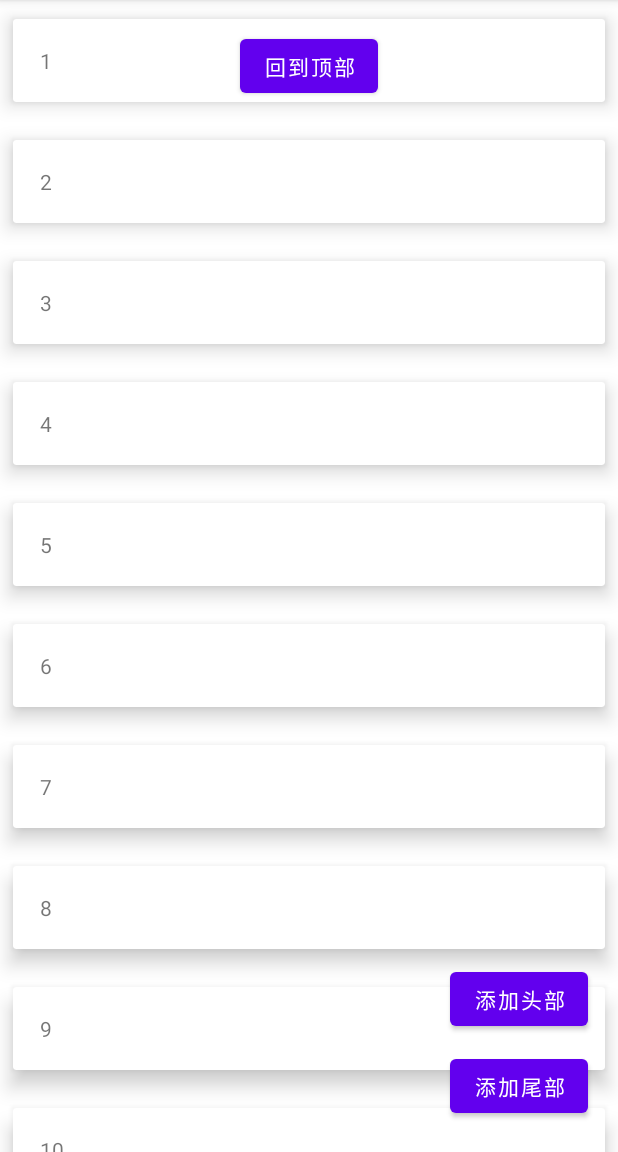
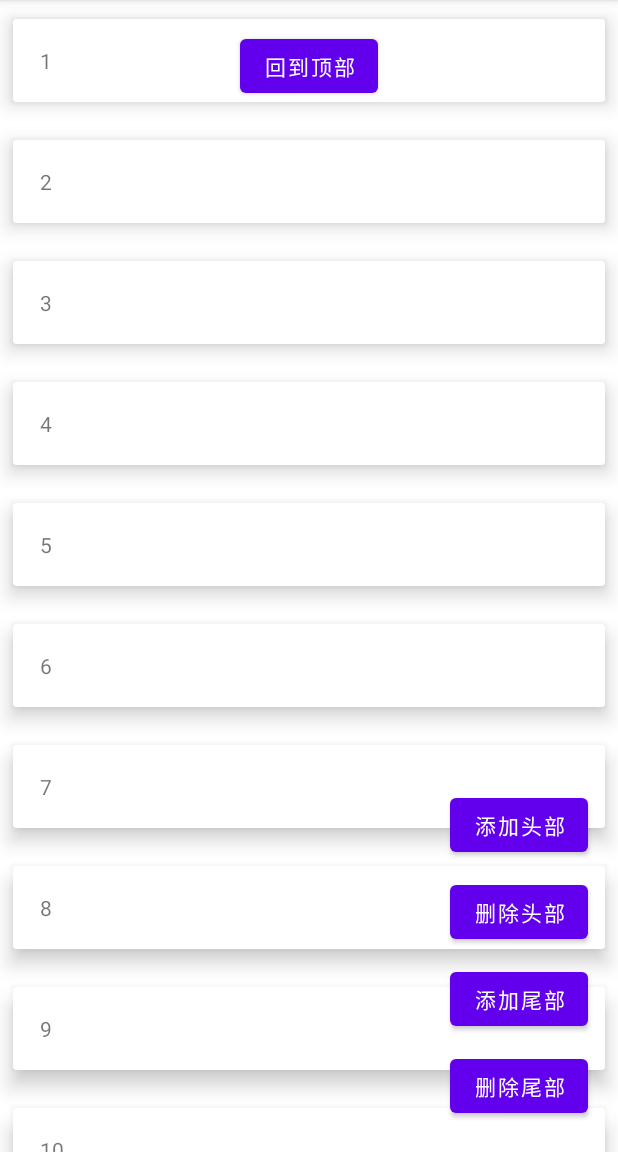
Before and after one commit to GMKEnd/PracticeStuff, an Android app: the screen it shows after launch (MainActivity), on a phone screen of 412 x 824 dp, the part 84-1236 px from its top. Run offline under Robolectric (Android 15) with nearby library versions, the phone set to English and light mode, and no system bars.

Commit message:
新增：删除头部尾部功能

```diff
--- a/app/src/main/java/com/example/recyclerviewimageload/MainActivity.kt
+++ b/app/src/main/java/com/example/recyclerviewimageload/MainActivity.kt
@@ -25,25 +25,48 @@ class MainActivity : AppCompatActivity() {
         }
         mRecyclerView = findViewById(R.id.recycler_view)
         mAdapter = Adapter(testList, this)
-
+        // 初始化RV，添加OnScrollListener
         initRV()
-
+        // 移到顶部
         val toTopBtn: Button = findViewById(R.id.to_top)
         toTopBtn.setOnClickListener {
             mRecyclerView.smoothScrollToPosition(0)
         }
-
+        // 添加头部
         val addHeaderBtn: Button = findViewById(R.id.add_header)
         addHeaderBtn.setOnClickListener {
             mAdapter.addHeader()
             testList.add(0, "header")
             mAdapter.notifyItemInserted(0)
         }
+        // 移除头部
+        val removeHeaderBtn: Button = findViewById(R.id.remove_header)
+        removeHeaderBtn.setOnClickListener {
+            if (mAdapter.getHeaderCount() == 0) {
+                Log.i("removeHeader", "failed, there is none")
+            } else {
+                mAdapter.removeHeader()
+                testList.removeAt(0)
+                mAdapter.notifyItemRemoved(0)
+            }
+        }
+        // 添加尾部
         val addFooterBtn: Button = findViewById(R.id.add_footer)
         addFooterBtn.setOnClickListener {
             mAdapter.addFooter()
             testList.add("footer")
             mAdapter.notifyItemInserted(testList.size - 1)
+        }
+        // 移除尾部
+        val removeFooterBtn: Button = findViewById(R.id.remove_footer)
+        removeFooterBtn.setOnClickListener {
+            if (mAdapter.getFooterCount() == 0) {
+                Log.i("removeFooter", "failed, there is none")
+            } else {
+                mAdapter.removeFooter()
+                testList.removeAt(testList.size - 1)
+                mAdapter.notifyItemRemoved(testList.size - 1)
+            }
         }
     }
 
--- a/app/src/main/res/layout/activity_main.xml
+++ b/app/src/main/res/layout/activity_main.xml
@@ -31,13 +31,23 @@
         app:layout_constraintTop_toTopOf="parent" />
 
     <Button
+        android:id="@+id/remove_footer"
+        android:layout_width="wrap_content"
+        android:layout_height="wrap_content"
+        android:layout_marginEnd="20dp"
+        android:layout_marginBottom="20dp"
+        android:text="@string/remove_footer"
+        app:layout_constraintBottom_toBottomOf="parent"
+        app:layout_constraintEnd_toEndOf="parent" />
+
+    <Button
         android:id="@+id/add_footer"
         android:layout_width="wrap_content"
         android:layout_height="wrap_content"
         android:layout_marginEnd="20dp"
-        android:layout_marginBottom="20dp"
+        android:layout_marginBottom="10dp"
         android:text="@string/add_footer"
-        app:layout_constraintBottom_toBottomOf="parent"
+        app:layout_constraintBottom_toTopOf="@+id/remove_footer"
         app:layout_constraintEnd_toEndOf="parent" />
 
     <Button
@@ -47,6 +57,16 @@
         android:layout_marginEnd="20dp"
         android:layout_marginBottom="10dp"
         android:text="@string/add_header"
+        app:layout_constraintBottom_toTopOf="@+id/remove_header"
+        app:layout_constraintEnd_toEndOf="parent" />
+
+    <Button
+        android:id="@+id/remove_header"
+        android:layout_width="wrap_content"
+        android:layout_height="wrap_content"
+        android:layout_marginEnd="20dp"
+        android:layout_marginBottom="10dp"
+        android:text="@string/remove_header"
         app:layout_constraintBottom_toTopOf="@+id/add_footer"
         app:layout_constraintEnd_toEndOf="parent" />
 
--- a/app/src/main/res/values/strings.xml
+++ b/app/src/main/res/values/strings.xml
@@ -8,4 +8,6 @@
     <string name="footer">Footer</string>
     <string name="add_footer">添加尾部</string>
     <string name="add_header">添加头部</string>
+    <string name="remove_header">删除头部</string>
+    <string name="remove_footer">删除尾部</string>
 </resources>
```
Also changed, not shown: app/src/main/java/com/example/recyclerviewimageload/Adapter.kt (+16 -0 lines).
